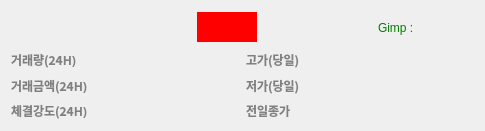
This is overview.ui in SKYooon1/Cryptocurrency-HTS as Qt 5 draws it before an edit. The edited form follows.
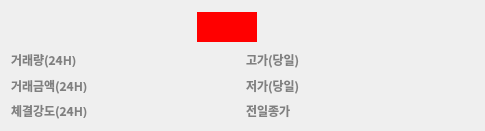
This is the edited form.

Commit message: 개요 ui 및 코드, 호가창 ui 개선

```diff
--- a/overview.ui
+++ b/overview.ui
@@ -83,22 +83,6 @@
        </property>
       </widget>
      </item>
-     <item>
-      <spacer name="horizontalSpacer_2">
-       <property name="orientation">
-        <enum>Qt::Horizontal</enum>
-       </property>
-       <property name="sizeType">
-        <enum>QSizePolicy::Fixed</enum>
-       </property>
-       <property name="sizeHint" stdset="0">
-        <size>
-         <width>40</width>
-         <height>20</height>
-        </size>
-       </property>
-      </spacer>
-     </item>
      <item>
       <widget class="QLabel" name="label">
        <property name="font">
@@ -134,27 +118,19 @@
          <height>0</height>
         </size>
        </property>
+       <property name="font">
+        <font>
+         <pointsize>12</pointsize>
+        </font>
+       </property>
        <property name="styleSheet">
         <string notr="true">color:green</string>
        </property>
        <property name="text">
-        <string>Gimp : </string>
+        <string/>
        </property>
       </widget>
      </item>
-     <item>
-      <spacer name="horizontalSpacer_3">
-       <property name="orientation">
-        <enum>Qt::Horizontal</enum>
-       </property>
-       <property name="sizeHint" stdset="0">
-        <size>
-         <width>40</width>
-         <height>20</height>
-        </size>
-       </property>
-      </spacer>
-     </item>
     </layout>
    </item>
    <item row="1" column="0">
```
Left out of the diff: 2 changed lines with no effect on the pictures. The commit also changes 2 other files.
